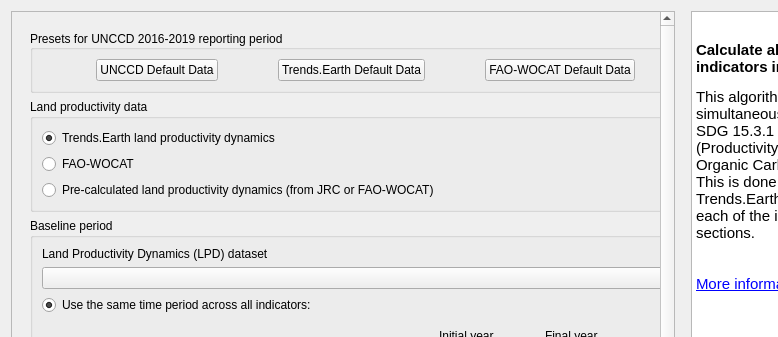
This is LDMP/gui/DlgCalculateOneStep.ui in ConservationInternational/trends.earth as Qt 5 draws it before an edit; both pictures show x 0 to 778 and y 0 to 337 of the 958 by 799 pixel window. The edited form follows.
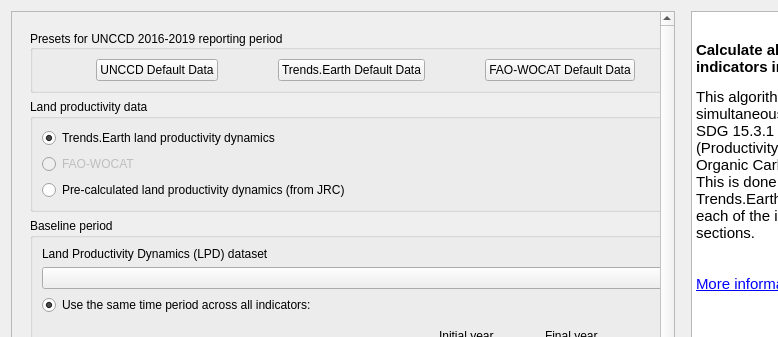
This is the edited form. Custom widgets are drawn as their Qt base class.

Commit message: Remove FAO-Wocat from pre-calculated option

Diff of the .ui file:
```diff
--- a/LDMP/gui/DlgCalculateOneStep.ui
+++ b/LDMP/gui/DlgCalculateOneStep.ui
@@ -159,6 +159,9 @@
                  </item>
                  <item>
                   <widget class="QRadioButton" name="radio_fao_wocat">
+                      <property name="enabled">
+                          <bool>false</bool>
+                      </property>
                    <property name="text">
                     <string>FAO-WOCAT</string>
                    </property>
@@ -167,7 +170,7 @@
                  <item>
                   <widget class="QRadioButton" name="radio_lpd_precalculated">
                    <property name="text">
-                    <string>Pre-calculated land productivity dynamics (from JRC or FAO-WOCAT)</string>
+                    <string>Pre-calculated land productivity dynamics (from JRC)</string>
                    </property>
                    <property name="checked">
                     <bool>false</bool>
```
Lines whose indentation alone changed are shown as unchanged. The commit also changes 2 other files.
